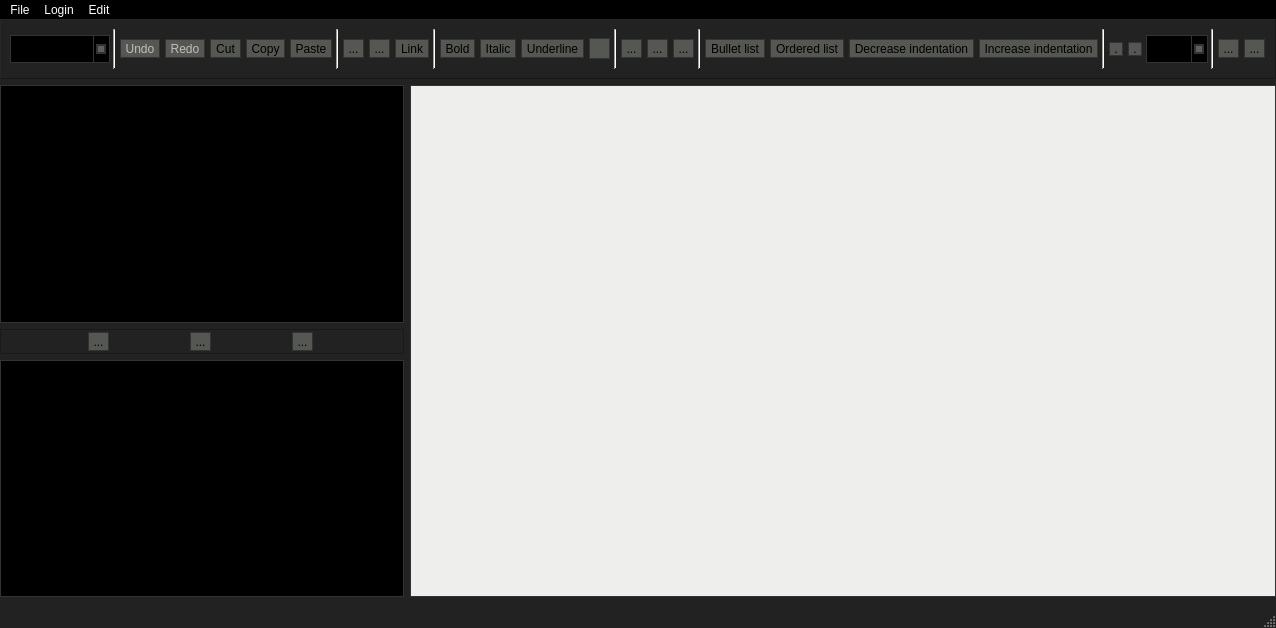
Above: src/editor.ui from ptyin/qtexteditor before the change. Below: the same form after it.
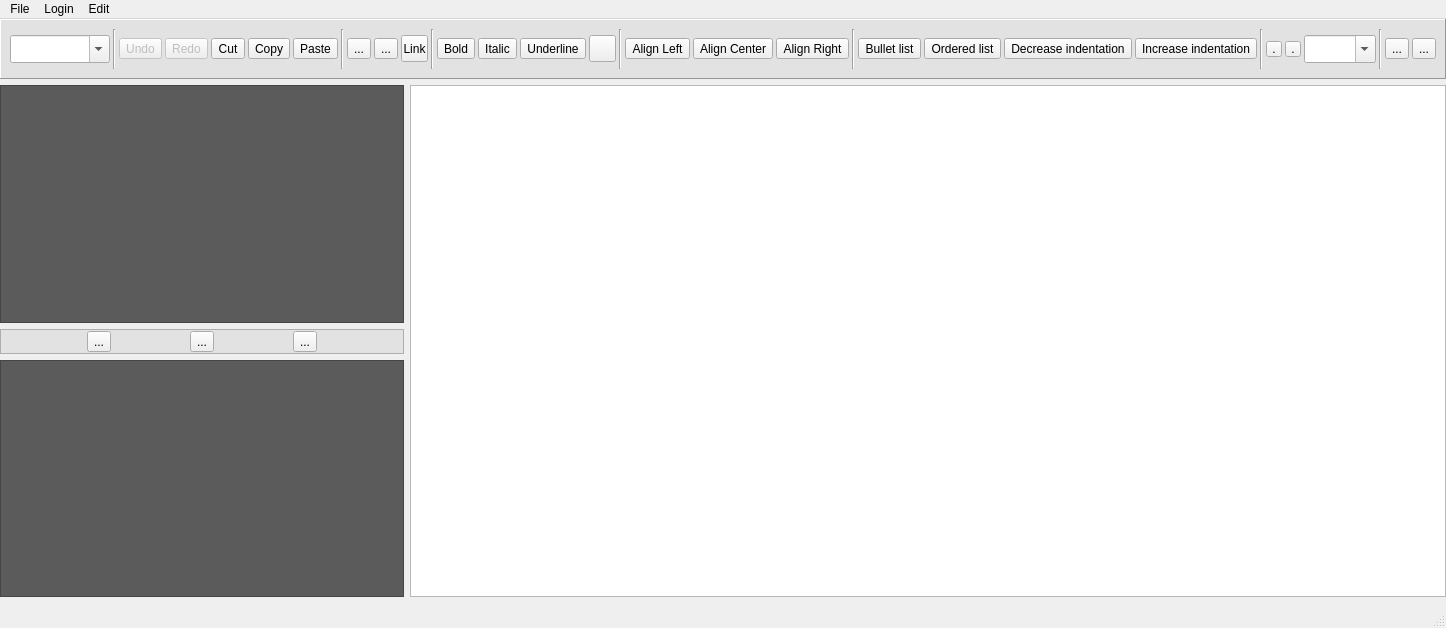
That is the form after the change. Icons and pictures are not drawn. Custom widgets are drawn as their Qt base class.

```diff
--- a/src/editor.ui
+++ b/src/editor.ui
@@ -6,7 +6,7 @@
    <rect>
     <x>0</x>
     <y>0</y>
-    <width>883</width>
+    <width>894</width>
     <height>628</height>
    </rect>
   </property>
@@ -20,963 +20,7 @@
    <string>Editor</string>
   </property>
   <property name="styleSheet">
-   <string notr="true">QMainWindow#Editor{
-	 background-color: #222222;
-    color: #BBBBBB;
-}
-QTextEdit
-{
-	background-color: rgb(238, 238, 236);
-}
-QToolButton
-{
-	background-color: rgb(85, 87, 83);
-}
-Line
-{
-	
-	background-color: rgb(136, 138, 133);
-}
-/* === Shared === */
-QStackedWidget, QLabel, QPushButton, QRadioButton, QCheckBox, 
-QGroupBox, QStatusBar, QComboBox, QDialog, #frame, #frame_2 {
-    background-color: #222222;
-    color: #BBBBBB;
-    font-family: &quot;Segoe UI&quot;;
-}
-
-/* === QWidget === */
-QWidget:window {
-    background: #222222;
-    color: #BBBBBB;
-    font-family: &quot;Segoe UI&quot;;
-}
-
-/* === QToolTip === */
-QToolTip {
-    background-color: #000000;
-    border: 2px solid #333333;
-    color: yellow;
-}
-
-/* === QPushButton === */
-QPushButton {
-    border: 1px solid #333333;
-    padding: 4px;
-    min-width: 65px;
-    min-height: 12px;
-}
-
-QPushButton:hover {
-    background-color: #333333;
-    border-color: #444444;
-}
-
-QPushButton:pressed {
-    background-color: #111111;
-    border-color: #333333;
-    color: yellow;
-}
-
-QPushButton:disabled {
-    color: #333333;
-}
-
-/* === Checkable items === */
-QCheckBox::indicator, QRadioButton::indicator, QTreeView::indicator {
-    width: 16px;
-    height: 16px;
-    background-color: #111111;
-    border: 1px solid #333333;
-}
-
-QRadioButton::indicator {
-    border-radius: 8px;
-}
-
-QCheckBox::indicator::checked, QRadioButton::indicator::checked, QTreeView::indicator::checked {
-    background-color: qradialgradient(cx:0.5, cy:0.5, fx:0.25, fy:0.15, radius:0.3, stop:0 #BBBBBB, stop:1 #111111);
-}
-
-QCheckBox::indicator:disabled, QRadioButton::indicator:disabled, QTreeView::indicator:disabled {
-    background-color: #444444;
-}
-
-QCheckBox::indicator::checked:disabled, QRadioButton::indicator::checked:disabled, QTreeView::indicator::checked:disabled {
-    background-color: qradialgradient(cx:0.5, cy:0.5, fx:0.25, fy:0.15, radius:0.3, stop:0 #BBBBBB, stop:1 #444444);
-}
-
-/* === QComboBox === */
-QComboBox {
-    background-color: black;
-    border: 1px solid #333333;
-    color: white;
-}
-
-QComboBox::drop-down {
-    subcontrol-origin: padding;
-    subcontrol-position: top right;
-    border-left: 1px solid #333333;
-}
-
-QComboBox::down-arrow {
-    border: 2px solid #333333;
-    width: 6px;
-    height: 6px;
-    background: #5f5f5f;
-}
-
-/* === QGroupBox === */
-QGroupBox {
-    border: 2px solid #333333;
-    margin-top: 2ex;
-}
-
-QGroupBox::title {
-    color: yellow;
-    subcontrol-origin: margin;
-    subcontrol-position: top left;
-    margin-left: 5px;
-}
-
-/* === QTabWidget === */
-QTabWidget::pane {
-    background: #222222;
-    border: 2px solid #333333;
-}
-
-/* === QTabBar === */
-QTabBar::tab {
-    background: transparent;
-    border: 1px solid #333333;
-    border-bottom: none;
-    color: #BBBBBB;
-    padding-left: 5px;
-    padding-right: 10px;
-    padding-top: 3px;
-    padding-bottom: 3px;
-}
-
-QTabBar::tab:hover {
-    background-color: #333333;
-    border: 1px solid #444444;
-    border-bottom: none;
-}
-
-QTabBar::tab:selected {
-    background-color: #111111;
-    border: 1px solid #333333;
-    border-top: 1px solid yellow;
-    border-bottom: none;
-    color: yellow
-}
-
-/* === QToolBar === */
-QToolBar {
-    background-color: #222222;
-    border: none;
-    padding: 1px;
-}
-
-QToolBar:handle {
-    background: #222222;
-    border-left: 1px dotted yellow;
-    color: #BBBBBB;
-}
-
-QToolBar::separator {
-    width: 6px;
-    background-color: #222222;
-}
-
-/* === QToolButton === */
-QToolButton {
-    border: 1px solid #333333;
-    margin: 1px;
-}
-
-QToolButton:hover {
-    background-color: #333333;
-    border: 1px solid #444444;
-}
-
-QToolButton[popupMode=&quot;1&quot;] { /* only for MenuButtonPopup */
-    padding-right: 20px; /* make way for the popup button */
-}
-
-QToolButton::menu-button {
-    border-left: 1px solid #333333;
-    background: transparent;
-    width: 16px;
-}
-
-QToolButton::menu-button:hover {
-    border-left: 1px solid #444444;
-    background: transparent;
-    width: 16px;
-}
-
-QToolButton:checked, QToolButton:pressed {
-    background-color: #111111;
-    color: yellow;
-}
-
-/* === QMenu === */
-QMenu {
-    background-color: black;
-    border: 1px solid gray;
-    color: white;
-    padding: 1px;
-}
-
-QMenu::item {
-    padding: 2px 25px 2px 20px;
-    border: 1px solid transparent;
-}
-
-QMenu::item:disabled {
-    color: #666666;
-}
-
-QMenu::item:selected {
-    border-color: gray;
-    background: #222222;
-}
-
-QMenu::icon:checked {
-
-}
-
-QMenu::separator {
-    height: 1px;
-    background: #222222;
-    margin-left: 10px;
-    margin-right: 10px;
-    margin-top: 1px;
-    margin-bottom: 1px;
-}
-
-QMenu::indicator {
-    width: 13px;
-    height: 13px;
-}
-
-/* === QMenuBar === */
-QMenuBar {
-    background-color: black;
-    color: white;
-}
-
-QMenuBar::item {
-    background: transparent;
-}
-
-QMenuBar::item:disabled {
-    color: gray;
-}
-
-QMenuBar::item:selected {
-    background: #222222;
-}
-
-QMenuBar::item:pressed {
-    background: #444444;
-}
- 
-/* === QScrollBar:vertical === */
-QScrollBar:vertical {
-    background: #111111;
-    width: 16px;
-    margin: 16px 0 16px 0;
-}
-
-QScrollBar::handle:vertical {
-    background: #555555;
-    min-height: 16px;
-}
-
-QScrollBar::add-line:vertical {
-    background: #444444;
-    height: 16px;
-    subcontrol-position: bottom;
-    subcontrol-origin: margin;
-}
-
-QScrollBar::sub-line:vertical {
-    background: #444444;
-    height: 16px;
-    subcontrol-position: top;
-    subcontrol-origin: margin;
-}
-
-QScrollBar::add-page:vertical, QScrollBar::sub-page:vertical {
-    background: none;
-}
-
-QScrollBar:up-arrow:vertical, QScrollBar:down-arrow:vertical {
-    border: 2px solid #333333;
-    width: 6px;
-    height: 6px;
-    background: #5f5f5f;
-}
-
-/* === QScrollBar:horizontal === */
-QScrollBar:horizontal {
-    background: #111111;
-    height: 16px;
-    margin: 0 16px 0 16px;
-}
-
-QScrollBar::handle:horizontal {
-    background: #555555;
-    min-width: 16px;
-}
-
-QScrollBar::add-line:horizontal {
-    background: #444444;
-    width: 16px;
-    subcontrol-position: right;
-    subcontrol-origin: margin;
-}
-
-QScrollBar::sub-line:horizontal {
-    background: #444444;
-    width: 16px;
-    subcontrol-position: left;
-    subcontrol-origin: margin;
-}
-
-QScrollBar::add-page:horizontal, QScrollBar::sub-page:horizontal {
-    background: none;
-}
-
-QScrollBar:left-arrow:horizontal, QScrollBar:right-arrow:horizontal {
-    border: 2px solid #333333;
-    width: 6px;
-    height: 6px;
-    background: #5f5f5f;
-}
-
-/* =================== */
-QLineEdit, QListView, QTreeView, QTableView, QAbstractSpinBox {
-    background-color: black;
-    color: #BBBBBB;
-    border: 1px solid #333333;
-}
-
-QAbstractScrollArea, QLineEdit, QTextEdit, QAbstractSpinBox, QComboBox {
-    border-color: #333333;
-    border: 1px solid #333333;
-
-}
-
-/* === QHeaderView === */
-QHeaderView::section {
-    background: #222222;
-    border: 0;
-    color: #BBBBBB;
-    padding: 3px 0 3px 4px;
-}
-
-/* === QListView === */
-QListView::item:hover {
-    background: #333333;
-}
-
-QListView::item:selected {
-    background: #111111;
-    color: yellow;
-}
-
-/* === QTableView === */
-QTableView::item:hover {
-    background: #333333;
-}
-
-QTableView::item:hover {
-    background: #111111;
-    color: yellow;
-}
-
-/* === QTreeView === */
-QTreeView::item {
-    background: black;
-}
-
-QTreeView::item:hover {
-    background: #333333;
-}
-
-QTreeView::item:selected {
-    background: #111111;
-    color: yellow;
-}
-
-QTreeView::branch {
-
-}
-
-QTreeView::branch:has-siblings:adjoins-item {
-
-}
-
-QTreeView::branch:has-siblings:!adjoins-item {
-
-}
-
-QTreeView::branch:closed:has-children:has-siblings {
-
-}
-
-QTreeView::branch:has-children:!has-siblings:closed {
-
-}
-
-QTreeView::branch:!has-children:!has-siblings:adjoins-item {
-
-}
-
-QTreeView::branch:open:has-children:has-siblings {
-
-}
-
-QTreeView::branch:open:has-children:!has-siblings {
-
-}
-
-/* === Customizations === */
-QFrame#infoLabel {
-    border: 1px inset #333333;
-}
-
-2.
-.QWidget {
-   background-color: beige;
-}
-
-QToolBar {
-    background-color: beige;
-}
-
-QDialog, QFileDialog {
-    background-color: beige;
-}
-
-QTabWidget::pane { /* The tab widget frame */
-    border-top: 2px solid #C2C7CB;
-}
-
-QTabWidget::tab-bar {
-    left: 5px; /* move to the right by 5px */
-}
-
-QTabBar, QTabWidget {
-    background-color: beige;
-}
-QTabBar::tab {
-     background: qlineargradient(x1: 0, y1: 0, x2: 0, y2: 1,
-                                 stop: 0 #E1E1E1, stop: 0.4 #DDDDDD,
-                                 stop: 0.5 #D8D8D8, stop: 1.0 #D3D3D3);
-     border: 1px solid darkkhaki;
-     border-bottom-color: #C2C7CB; /* same as the pane color */
-     border-top-left-radius: 4px;
-     border-top-right-radius: 4px;
-     min-width: 8ex;
-     padding: 2px;
- }
-QTabBar::tab:selected, QTabBar::tab:hover {
-    background: qlineargradient(x1: 0, y1: 0, x2: 0, y2: 1,
-                                stop: 0 #fafafa, stop: 0.4 #f4f4f4,
-                                stop: 0.5 #e7e7e7, stop: 1.0 #fafafa);
-}
-
-QTabBar::tab:selected {
-    border-color: #9B9B9B;
-    border-bottom-color: #C2C7CB; /* same as pane color */
-}
-
-QTabBar::tab:!selected {
-    margin-top: 2px; /* make non-selected tabs look smaller */
-}
-
-/* Nice Windows-XP-style password character. */
-QLineEdit[echoMode=&quot;2&quot;] {
-    lineedit-password-character: 9679;
-}
-
-QHeaderView::section {
-     background-color: qlineargradient(x1:0, y1:0, x2:0, y2:1,
-                                       stop:0 #616161, stop: 0.5 #505050,
-                                       stop: 0.6 #434343, stop:1 #656565);
-     color: white;
-     padding-left: 4px;
-     border: 1px solid #6c6c6c;
- }
-
- QHeaderView::section:checked
- {
-     background-color: red;
- }
-
-
-/* We provide a min-width and min-height for push buttons
-   so that they look elegant regardless of the width of the text. */
-QPushButton {
-    background-color: palegoldenrod;
-    border-width: 2px;
-    border-color: darkkhaki;
-    border-style: solid;
-    border-radius: 5;
-    padding: 3px;
-    min-width: 9ex;
-    min-height: 2.5ex;
-}
-
-QPushButton:hover {
-   background-color: khaki;
-}
-
-/* Increase the padding, so the text is shifted when the button is
-   pressed. */
-QPushButton:pressed {
-    padding-left: 5px;
-    padding-top: 5px;
-    background-color: #d0d67c;
-}
-
-QLabel, QAbstractButton {
-    font: bold;
-}
-
-/* Mark mandatory fields with a brownish color. */
-.mandatory {
-    color: brown;
-}
-
-/* Bold text on status bar looks awful. */
-QStatusBar QLabel {
-   font: normal;
-}
-
-QStatusBar::item {
-    border-width: 1;
-    border-color: darkkhaki;
-    border-style: solid;
-    border-radius: 2;
-}
-
-QStackedWidget, QComboBox, QLineEdit, QSpinBox, QTextEdit, QListView, QWebView, QTreeView, QHeaderView {
-    background-color: cornsilk;
-    selection-color: #0a214c; 
-    selection-background-color: #C19A6B;
-}
-
-QListView {
-    show-decoration-selected: 1;
-}
-
-QListView::item:hover {
-    background-color: wheat;
-}
-
-/* We reserve 1 pixel space in padding. When we get the focus,
-   we kill the padding and enlarge the border. This makes the items
-   glow. */
-QLineEdit, QFrame {
-    border-width: 1px;
-    padding: 1px;
-    border-style: solid;
-    border-color: darkkhaki;
-    border-radius: 5px;
-}
-
-/* As mentioned above, eliminate the padding and increase the border. */
-QLineEdit:focus, QFrame:focus {
-    border-width: 3px;
-    padding: 0px;
-}
-
-/* A QLabel is a QFrame  */
-QLabel {
-    border: none;
-    padding: 0;
-    background: none;
-}
-
-/* A QToolTip is a QLabel  */
-QToolTip {
-    border: 2px solid darkkhaki;
-    padding: 5px;
-    border-radius: 3px;
-    opacity: 200;
-}
-
-/* Nice to have the background color change when hovered. */
-QRadioButton:hover, QCheckBox:hover {
-    background-color: wheat;
-}
-
-/* Force the dialog's buttons to follow the Windows guidelines. */
-QDialogButtonBox {
-    button-layout: 0;
-}
-
-
-3.
-/*
-    Style by evilworks, 2012-2013. pollux@lavabit.com
-    This file is Public Domain.
-*/
-
-/* === Shared === */
-QStackedWidget, QLabel, QPushButton, QRadioButton, QCheckBox, 
-QGroupBox, QStatusBar, QToolButton, QComboBox, QDialog, QTabBar {
-    font-family: &quot;Segoe UI&quot;;
-    background-color: #888;
-    color: #000;
-}
-
-/* === QWidget === */
-QWidget:window {
-    font-family: 'Segoe UI';
-    background-color: #888;
-}
-
-/* === QPushButton === */
-QPushButton {
-    border: 1px solid #555;
-    padding: 4px;
-    min-width: 65px;
-    min-height: 12px;
-}
-
-QPushButton:hover {
-    background-color: #999;
-}
-
-QPushButton:pressed {
-    background-color: #333;
-    border-color: #555;
-    color: #AAA;
-}
-
-QPushButton:disabled {
-    color: #333333;
-}
-
-/* === QComboBox === */
-QComboBox {
-    background-color: #AAA;
-    border: 1px solid #555;
-    color: black;
-}
-
-QComboBox::drop-down {
-    subcontrol-origin: padding;
-    subcontrol-position: top right;
-    border-left: 1px solid #333333;
-}
-
-/* === QGroupBox === */
-QGroupBox {
-    border: 1px solid #555;
-    margin-top: 2ex;
-}
-
-QGroupBox::title {
-    color: black;
-    subcontrol-origin: margin;
-    subcontrol-position: top left;    
-    border: 1px solid #555;
-}
-
-/* === QTabBar === */
-QTabBar::tab {
-    border-bottom: none;
-    color: #000;
-    padding: 4px;
-    background-color: #888;
-    border: 1px solid #555;
-}
-
-QTabBar::tab:hover {
-    background-color: #AAA;
-}
-
-QTabBar::tab:selected {
-    background-color: #000;
-    color: white;
-}
-
-/* === QTabWidget === */
-QTabWidget::pane {
-    background: #888;
-    border: 1px solid #555;
-}
-
-
-/* === QToolBar === */
-QToolBar {
-    background: #949494;
-    border: none;
-    padding-left: 0px;
-    padding-right: 0px;
-    margin: 2px;
-}
-
-QToolBar::separator {
-    width: 1px;
-    margin-left: 3px;
-    margin-right: 3px;
-    background-color: #555;
-}
-
-/* === QToolButton === */
-QToolButton {
-    border: 1px solid #666;
-    margin: 1px;
-}
-
-QToolButton:hover {
-    background-color: #AAA;
-}
-
-QToolButton[popupMode=&quot;1&quot;] { /* only for MenuButtonPopup */
-    padding-right: 20px; /* make way for the popup button */
-}
-
-QToolButton::menu-button {
-    border-left: 1px solid #666;
-    background: transparent;
-    width: 16px;
-}
-
-QToolButton::menu-button:hover {
-    border-left: 1px solid #666;
-    background: transparent;
-    width: 16px;
-}
-
-QToolButton:checked, QToolButton:pressed {
-    background-color: #000;
-    border: 1px solid #555;
-    color: white;
-}
-
-/* === QScrollBar:vertical === */
-QScrollBar:vertical {
-    width: 16px;
-    margin: 16px 0 16px 0;
-    background: #333;
-}
-
-QScrollBar::handle:vertical {
-    background: #888;
-    min-height: 16px;
-    border-top: 1px solid #666;
-    border-bottom: 1px solid #666;
-}
-
-QScrollBar::add-line:vertical {
-    background: #888;
-    height: 16px;
-    subcontrol-position: bottom;
-    subcontrol-origin: margin;
-}
-
-QScrollBar::sub-line:vertical {
-    background: #888;
-    height: 16px;
-    subcontrol-position: top;
-    subcontrol-origin: margin;
-}
-
-QScrollBar::add-page:vertical, QScrollBar::sub-page:vertical {
-    background: none;
-}
-
-/* === QScrollBar:horizontal === */
-QScrollBar:horizontal {
-    height: 16px;
-    margin: 0 16px 0 16px;
-    background: #333;
-}
-
-QScrollBar::handle:horizontal {
-    background: #888;
-    min-width: 16px;
-    border-left: 1px solid #666;
-    border-right: 1px solid #666;
-}
-
-QScrollBar::add-line:horizontal {
-    background: #888;
-    width: 16px;
-    subcontrol-position: right;
-    subcontrol-origin: margin;
-}
-
-QScrollBar::sub-line:horizontal {
-    background: #888;
-    width: 16px;
-    subcontrol-position: left;
-    subcontrol-origin: margin;
-}
-
-QScrollBar::add-page:horizontal, QScrollBar::sub-page:horizontal {
-    background: none;
-}
-
-/* === QMenu === */
-QMenu {
-    background-color: black;
-    border: 1px solid gray;
-    color: white;
-    padding: 1px;
-}
-
-QMenu::item {
-    padding: 2px 25px 2px 20px;
-    border: 1px solid transparent;
-}
-
-QMenu::item:disabled {
-    color: #666666;
-}
-
-QMenu::item:selected {
-    border-color: gray;
-    background: #222222;
-}
-
-QMenu::icon:checked {
-
-}
-
-QMenu::separator {
-    height: 1px;
-    background: #222222;
-    margin-left: 10px;
-    margin-right: 10px;
-    margin-top: 1px;
-    margin-bottom: 1px;
-}
-
-QMenu::indicator {
-    width: 13px;
-    height: 13px;
-}
-
-/* === QMenuBar === */
-QMenuBar {
-    background-color: black;
-    color: white;
-}
-
-QMenuBar::item {
-    background: transparent;
-}
-
-QMenuBar::item:disabled {
-    color: gray;
-}
-
-QMenuBar::item:selected {
-    background: #222222;
-}
-
-QMenuBar::item:pressed {
-    background: #444444;
-}
-/* =================== */
-QLineEdit, QListView, QTreeView, QTableView, QAbstractSpinBox {
-    background-color: #AAA;
-    color: #000;
-    border: 1px solid #555;
-}
-
-QAbstractScrollArea, QLineEdit, QTextEdit, QAbstractSpinBox, QComboBox {
-    border: 1px solid #555;
-}
-
-/* === QHeaderView === */
-QHeaderView::section {
-    height: 20px;
-}
-
-QHeaderView::section {
-    background: #666;
-    border: 0;
-    color: #000;
-    padding-left: 4px;
-}
-
-/* === QListView === */
-QListView::item:hover {
-    background: #AAA;
-}
-
-QListView::item:selected {
-    background: #333;
-    color: #AAA;
-}
-
-/* === QTableView === */
-QTableView::item:hover {
-    background: #333333;
-}
-
-QTableView::item:hover {
-    background: #111111;
-    color: yellow;
-}
-
-/* === QTreeView === */
-QTreeView::item {
-    background: #AAA;
-}
-
-QTreeView::item:hover {
-    background: #CCC;
-}
-
-QTreeView::item:selected {
-    background: #333;
-    color: #AAA;
-}
-
-QTreeView::branch {
-
-}
-
-QTreeView::branch:has-siblings:adjoins-item {
-
-}
-
-QTreeView::branch:has-siblings:!adjoins-item {
-
-}
-
-QTreeView::branch:closed:has-children:has-siblings {
-
-}
-
-QTreeView::branch:has-children:!has-siblings:closed {
-
-}
-
-QTreeView::branch:!has-children:!has-siblings:adjoins-item {
-
-}
-
-QTreeView::branch:open:has-children:has-siblings {
-
-}
-
-QTreeView::branch:open:has-children:!has-siblings {
-
-}
-</string>
+   <string notr="true"/>
   </property>
   <widget class="QWidget" name="centralwidget">
    <property name="styleSheet">
@@ -1013,7 +57,10 @@
        </size>
       </property>
       <property name="styleSheet">
-       <string notr="true"/>
+       <string notr="true">QFrame#frame
+{
+	background-color: rgb(226, 226, 226);
+}</string>
       </property>
       <property name="frameShape">
        <enum>QFrame::Panel</enum>
@@ -1032,7 +79,7 @@
          </property>
          <property name="minimumSize">
           <size>
-           <width>863</width>
+           <width>870</width>
            <height>40</height>
           </size>
          </property>
@@ -1042,6 +89,9 @@
            <height>16777215</height>
           </size>
          </property>
+         <property name="styleSheet">
+          <string notr="true"/>
+         </property>
          <layout class="QHBoxLayout" name="horizontalLayout_3">
           <property name="spacing">
            <number>3</number>
@@ -1110,6 +160,9 @@
             <property name="toolTip">
              <string>Undo (CTRL+Z)</string>
             </property>
+            <property name="styleSheet">
+             <string notr="true"/>
+            </property>
             <property name="text">
              <string>Undo</string>
             </property>
@@ -1136,6 +189,9 @@
             <property name="toolTip">
              <string>Redo</string>
             </property>
+            <property name="styleSheet">
+             <string notr="true"/>
+            </property>
             <property name="text">
              <string>Redo</string>
             </property>
@@ -1159,6 +215,9 @@
             <property name="toolTip">
              <string>Cut (CTRL+X)</string>
             </property>
+            <property name="styleSheet">
+             <string notr="true"/>
+            </property>
             <property name="text">
              <string>Cut</string>
             </property>
@@ -1182,6 +241,9 @@
             <property name="toolTip">
              <string>Copy (CTRL+C)</string>
             </property>
+            <property name="styleSheet">
+             <string notr="true"/>
+            </property>
             <property name="text">
              <string>Copy</string>
             </property>
@@ -1205,6 +267,9 @@
             <property name="toolTip">
              <string>Paste (CTRL+V)</string>
             </property>
+            <property name="styleSheet">
+             <string notr="true"/>
+            </property>
             <property name="text">
              <string>Paste</string>
             </property>
@@ -1229,6 +294,12 @@
           </item>
           <item>
            <widget class="QToolButton" name="f_split_paragraph">
+            <property name="toolTip">
+             <string>Horizental Line</string>
+            </property>
+            <property name="styleSheet">
+             <string notr="true"/>
+            </property>
             <property name="text">
              <string>...</string>
             </property>
@@ -1240,6 +311,12 @@
           </item>
           <item>
            <widget class="QToolButton" name="f_split_page">
+            <property name="toolTip">
+             <string>Double Horizental Line</string>
+            </property>
+            <property name="styleSheet">
+             <string notr="true"/>
+            </property>
             <property name="text">
              <string>...</string>
             </property>
@@ -1251,12 +328,21 @@
           </item>
           <item>
            <widget class="QToolButton" name="f_link">
+            <property name="minimumSize">
+             <size>
+              <width>27</width>
+              <height>27</height>
+             </size>
+            </property>
             <property name="focusPolicy">
              <enum>Qt::ClickFocus</enum>
             </property>
             <property name="toolTip">
              <string>Link (CTRL+L)</string>
             </property>
+            <property name="styleSheet">
+             <string notr="true"/>
+            </property>
             <property name="text">
              <string>Link</string>
             </property>
@@ -1290,6 +376,9 @@
             <property name="toolTip">
              <string notr="true">Bold (CTRL+B)</string>
             </property>
+            <property name="styleSheet">
+             <string notr="true"/>
+            </property>
             <property name="text">
              <string>Bold</string>
             </property>
@@ -1299,8 +388,8 @@
             </property>
             <property name="iconSize">
              <size>
-              <width>16</width>
-              <height>16</height>
+              <width>20</width>
+              <height>20</height>
              </size>
             </property>
             <property name="checkable">
@@ -1316,6 +405,9 @@
             <property name="toolTip">
              <string>Italic (CTRL+I)</string>
             </property>
+            <property name="styleSheet">
+             <string notr="true"/>
+            </property>
             <property name="text">
              <string>Italic</string>
             </property>
@@ -1325,8 +417,8 @@
             </property>
             <property name="iconSize">
              <size>
-              <width>16</width>
-              <height>16</height>
+              <width>20</width>
+              <height>20</height>
              </size>
             </property>
             <property name="checkable">
@@ -1342,6 +434,9 @@
             <property name="toolTip">
              <string>Underline (CTRL+U)</string>
             </property>
+            <property name="styleSheet">
+             <string notr="true"/>
+            </property>
             <property name="text">
              <string>Underline</string>
             </property>
@@ -1351,8 +446,8 @@
             </property>
             <property name="iconSize">
              <size>
-              <width>16</width>
-              <height>16</height>
+              <width>20</width>
+              <height>20</height>
              </size>
             </property>
             <property name="checkable">
@@ -1362,6 +457,21 @@
           </item>
           <item>
            <widget class="QToolButton" name="f_strikeout">
+            <property name="minimumSize">
+             <size>
+              <width>27</width>
+              <height>27</height>
+             </size>
+            </property>
+            <property name="maximumSize">
+             <size>
+              <width>27</width>
+              <height>27</height>
+             </size>
+            </property>
+            <property name="styleSheet">
+             <string notr="true"/>
+            </property>
             <property name="text">
              <string/>
             </property>
@@ -1383,8 +493,11 @@
           </item>
           <item>
            <widget class="QToolButton" name="f_justify_left">
+            <property name="styleSheet">
+             <string notr="true"/>
+            </property>
             <property name="text">
-             <string>...</string>
+             <string>Align Left</string>
             </property>
             <property name="icon">
              <iconset resource="../resources/myqrc.qrc">
@@ -1397,8 +510,11 @@
           </item>
           <item>
            <widget class="QToolButton" name="f_justify_center">
+            <property name="styleSheet">
+             <string notr="true"/>
+            </property>
             <property name="text">
-             <string>...</string>
+             <string>Align Center</string>
             </property>
             <property name="icon">
              <iconset resource="../resources/myqrc.qrc">
@@ -1411,8 +527,11 @@
           </item>
           <item>
            <widget class="QToolButton" name="f_justify_right">
+            <property name="styleSheet">
+             <string notr="true"/>
+            </property>
             <property name="text">
-             <string>...</string>
+             <string>Align Right</string>
             </property>
             <property name="icon">
              <iconset resource="../resources/myqrc.qrc">
@@ -1438,6 +557,9 @@
             <property name="toolTip">
              <string>Bullet list (CTRL+-)</string>
             </property>
+            <property name="styleSheet">
+             <string notr="true"/>
+            </property>
             <property name="text">
              <string>Bullet list</string>
             </property>
@@ -1464,6 +586,9 @@
             <property name="toolTip">
              <string>Ordered list (CTRL+=)</string>
             </property>
+            <property name="styleSheet">
+             <string notr="true"/>
+            </property>
             <property name="text">
              <string>Ordered list</string>
             </property>
@@ -1490,6 +615,9 @@
             <property name="toolTip">
              <string>Decrease indentation (CTRL+,)</string>
             </property>
+            <property name="styleSheet">
+             <string notr="true"/>
+            </property>
             <property name="text">
              <string>Decrease indentation</string>
             </property>
@@ -1513,6 +641,9 @@
             <property name="toolTip">
              <string>Increase indentation (CTRL+.)</string>
             </property>
+            <property name="styleSheet">
+             <string notr="true"/>
+            </property>
             <property name="text">
              <string>Increase indentation</string>
             </property>
@@ -1631,6 +762,9 @@
           </item>
           <item>
            <widget class="QToolButton" name="f_image">
+            <property name="styleSheet">
+             <string notr="true"/>
+            </property>
             <property name="text">
              <string notr="true">...</string>
             </property>
@@ -1642,6 +776,15 @@
           </item>
           <item>
            <widget class="QToolButton" name="f_menu">
+            <property name="maximumSize">
+             <size>
+              <width>27</width>
+              <height>16777215</height>
+             </size>
+            </property>
+            <property name="styleSheet">
+             <string notr="true"/>
+            </property>
             <property name="text">
              <string>...</string>
             </property>
@@ -1677,6 +820,14 @@
             <height>16777215</height>
            </size>
           </property>
+          <property name="styleSheet">
+           <string notr="true">QTreeView
+{
+	
+	background-color: rgb(91, 91, 91);
+	color:white;
+}</string>
+          </property>
           <property name="editTriggers">
            <set>QAbstractItemView::NoEditTriggers</set>
           </property>
@@ -1696,6 +847,12 @@
             <height>30</height>
            </size>
           </property>
+          <property name="styleSheet">
+           <string notr="true">QFrame
+{
+	background-color: rgb(226, 226, 226);
+}</string>
+          </property>
           <property name="frameShape">
            <enum>QFrame::StyledPanel</enum>
           </property>
@@ -1714,6 +871,9 @@
            </property>
            <item>
             <widget class="QToolButton" name="n_upload">
+             <property name="styleSheet">
+              <string notr="true"/>
+             </property>
              <property name="text">
               <string>...</string>
              </property>
@@ -1725,6 +885,9 @@
            </item>
            <item>
             <widget class="QToolButton" name="n_delete">
+             <property name="styleSheet">
+              <string notr="true"/>
+             </property>
              <property name="text">
               <string>...</string>
              </property>
@@ -1736,6 +899,9 @@
            </item>
            <item>
             <widget class="QToolButton" name="n_refresh">
+             <property name="styleSheet">
+              <string notr="true"/>
+             </property>
              <property name="text">
               <string>...</string>
              </property>
@@ -1768,6 +934,14 @@
             <height>16777215</height>
            </size>
           </property>
+          <property name="styleSheet">
+           <string notr="true">QListView
+{
+	
+	background-color: rgb(91, 91, 91);
+	color:white;
+}</string>
+          </property>
           <property name="editTriggers">
            <set>QAbstractItemView::NoEditTriggers</set>
           </property>
@@ -1803,8 +977,8 @@
     <rect>
      <x>0</x>
      <y>0</y>
-     <width>883</width>
-     <height>25</height>
+     <width>894</width>
+     <height>26</height>
     </rect>
    </property>
    <widget class="QMenu" name="menuFile">
@@ -1844,7 +1018,11 @@
    <addaction name="menuLogin"/>
    <addaction name="menuEdit"/>
   </widget>
-  <widget class="QStatusBar" name="statusbar"/>
+  <widget class="QStatusBar" name="statusbar">
+   <property name="styleSheet">
+    <string notr="true">color:white</string>
+   </property>
+  </widget>
   <action name="actionopen">
    <property name="text">
     <string>open</string>
```
Left out of the diff: 48 changed lines with no effect on the pictures.
